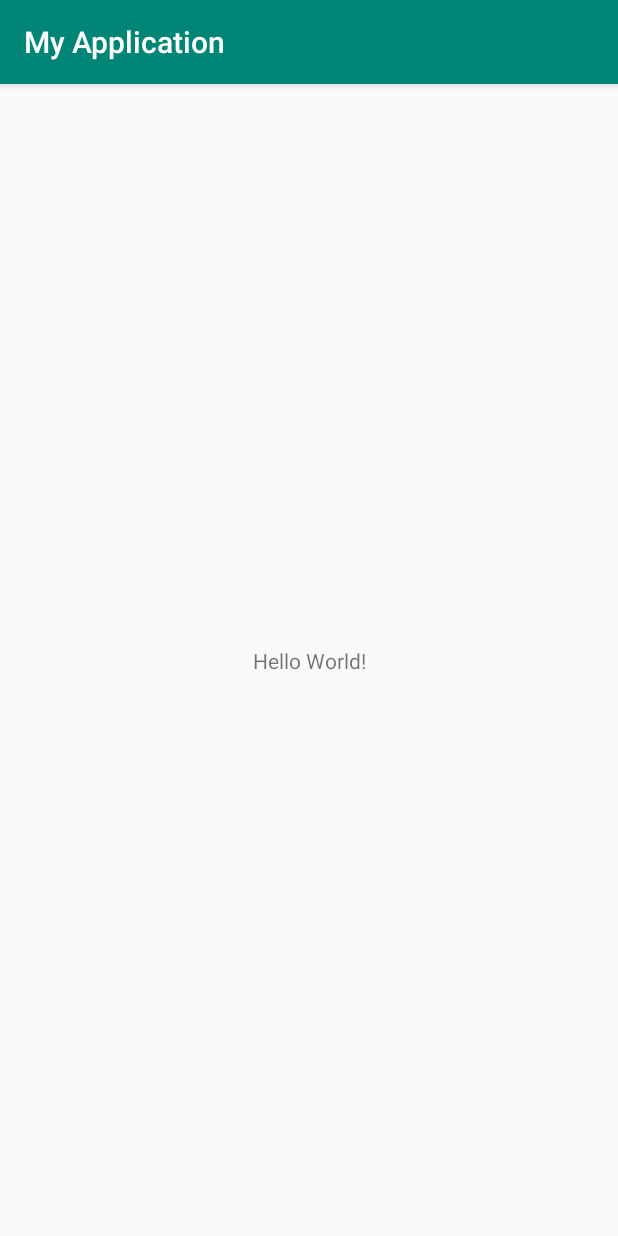
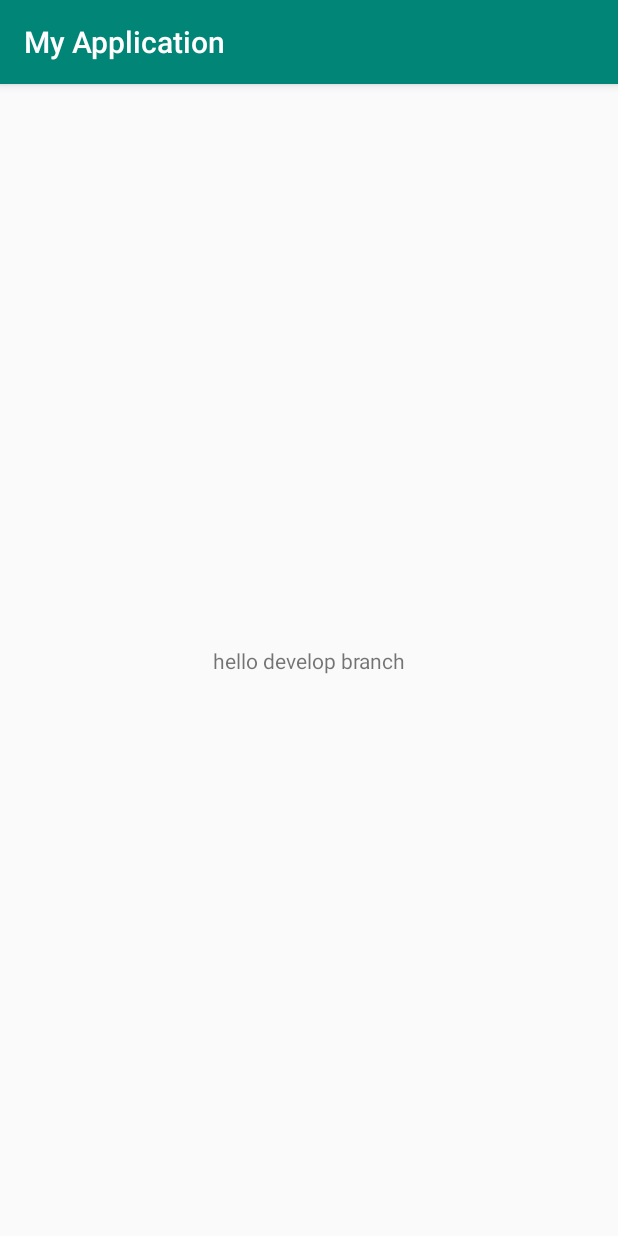
Before and after one commit to jasper50520/Lab_1, an Android app: the screen it shows after launch (MainActivity), on a phone screen of 412 x 824 dp. Run offline under Robolectric (Android 15) with nearby library versions, the phone set to English and light mode, and no system bars.

Commit message:
edit textview

```diff
--- a/app/src/main/res/layout/activity_main.xml
+++ b/app/src/main/res/layout/activity_main.xml
@@ -9,7 +9,7 @@
     <TextView
         android:layout_width="wrap_content"
         android:layout_height="wrap_content"
-        android:text="Hello World!"
+        android:text="hello develop branch"
         app:layout_constraintBottom_toBottomOf="parent"
         app:layout_constraintLeft_toLeftOf="parent"
         app:layout_constraintRight_toRightOf="parent"
```
